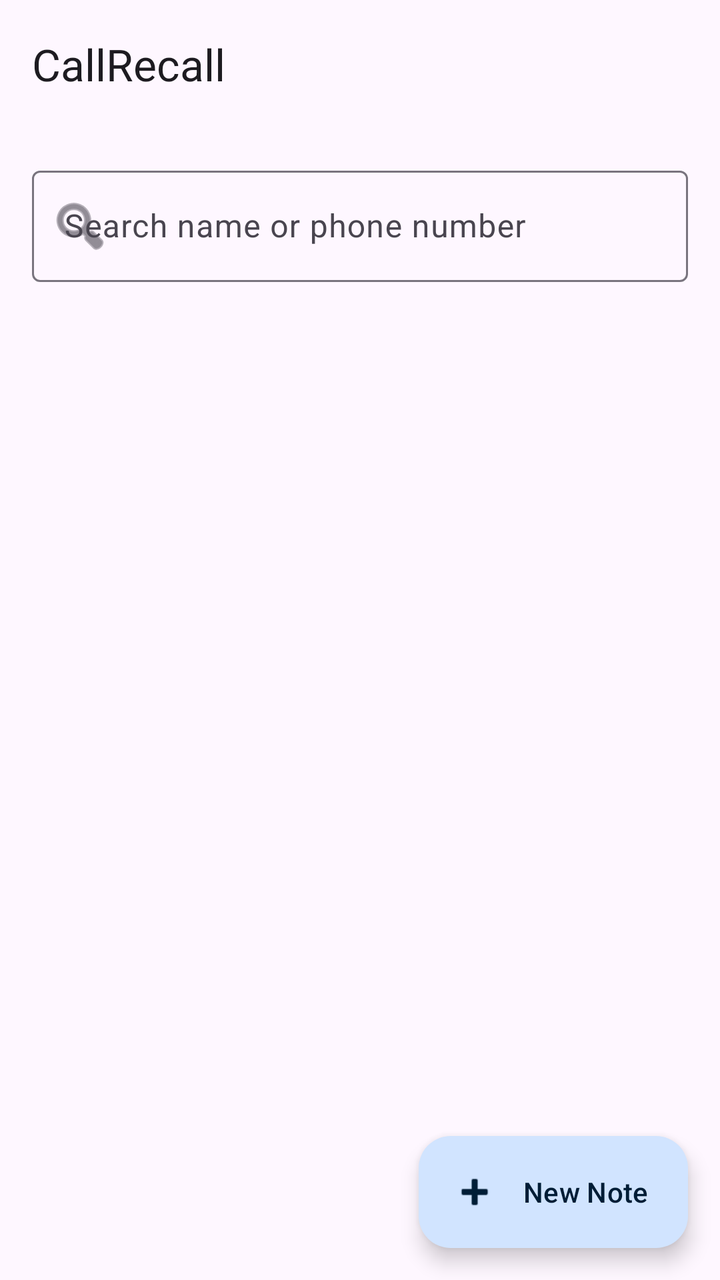
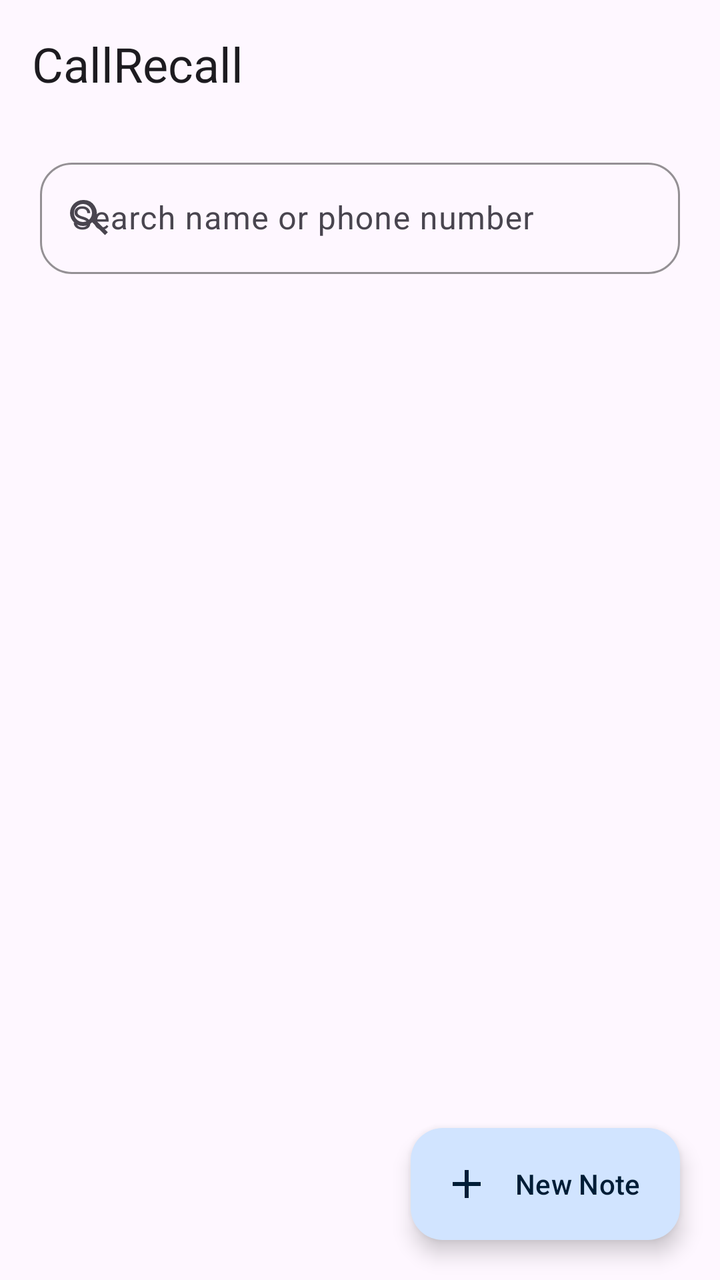

Two renders of the same Android screen: before a commit and after it. Below are the layout's source before the change and the commit's diff.
<!-- AndroidManifest.xml: application theme Theme.CallRecall -->
<!-- res/layout/activity_main.xml -->
<?xml version="1.0" encoding="utf-8"?>
<androidx.coordinatorlayout.widget.CoordinatorLayout xmlns:android="http://schemas.android.com/apk/res/android"
    xmlns:app="http://schemas.android.com/apk/res-auto"
    android:layout_width="match_parent"
    android:layout_height="match_parent">

    <com.google.android.material.appbar.AppBarLayout
        android:layout_width="match_parent"
        android:layout_height="wrap_content">

        <com.google.android.material.appbar.MaterialToolbar
            android:id="@+id/toolbar"
            android:layout_width="match_parent"
            android:layout_height="?attr/actionBarSize"
            app:title="@string/app_name" />

    </com.google.android.material.appbar.AppBarLayout>

    <LinearLayout
        android:layout_width="match_parent"
        android:layout_height="match_parent"
        android:orientation="vertical"
        android:padding="16dp"
        app:layout_behavior="@string/appbar_scrolling_view_behavior">

        <com.google.android.material.textfield.TextInputLayout
            android:layout_width="match_parent"
            android:layout_height="wrap_content"
            android:hint="@string/search_hint"
            app:startIconDrawable="@android:drawable/ic_menu_search">

            <com.google.android.material.textfield.TextInputEditText
                android:id="@+id/editSearch"
                android:layout_width="match_parent"
                android:layout_height="wrap_content"
                android:imeOptions="actionSearch"
                android:inputType="text"
                android:maxLines="1" />

        </com.google.android.material.textfield.TextInputLayout>

        <FrameLayout
            android:layout_width="match_parent"
            android:layout_height="0dp"
            android:layout_marginTop="12dp"
            android:layout_weight="1">

            <androidx.recyclerview.widget.RecyclerView
                android:id="@+id/recyclerNotes"
                android:layout_width="match_parent"
                android:layout_height="match_parent"
                android:clipToPadding="false"
                android:paddingBottom="80dp" />

            <TextView
                android:id="@+id/textEmpty"
                android:layout_width="wrap_content"
                android:layout_height="wrap_content"
                android:layout_gravity="center"
                android:text="@string/no_notes"
                android:textAppearance="?attr/textAppearanceBodyLarge"
                android:visibility="gone" />

        </FrameLayout>

    </LinearLayout>

    <com.google.android.material.floatingactionbutton.ExtendedFloatingActionButton
        android:id="@+id/fabNewNote"
        android:layout_width="wrap_content"
        android:layout_height="wrap_content"
        android:layout_gravity="bottom|end"
        android:layout_margin="16dp"
        android:text="@string/new_note"
        app:icon="@android:drawable/ic_input_add" />

</androidx.coordinatorlayout.widget.CoordinatorLayout>
<!-- resources referenced by this layout -->
<resources>
  <string name="app_name">CallRecall</string>
  <string name="new_note">New Note</string>
  <string name="no_notes">No notes yet. Tap + New Note to create one.</string>
  <string name="search_hint">Search name or phone number</string>
  <style name="Theme.CallRecall" parent="Theme.Material3.DayNight.NoActionBar">
          <item name="colorPrimary">@color/primary</item>
          <item name="colorOnPrimary">@color/on_primary</item>
          <item name="colorPrimaryContainer">@color/primary_container</item>
          <item name="colorOnPrimaryContainer">@color/on_primary_container</item>
      </style>
  <color name="primary">#1565C0</color>
  <color name="on_primary">#FFFFFF</color>
  <color name="primary_container">#D1E4FF</color>
  <color name="on_primary_container">#001D36</color>
</resources>

<!-- the commit's change to res/layout/activity_main.xml (unified diff, before → after) -->
@@ -5,6 +5,8 @@
     android:layout_height="match_parent">
 
     <com.google.android.material.appbar.AppBarLayout
+        android:background="?attr/colorSurface"
+        app:elevation="0dp"
         android:layout_width="match_parent"
         android:layout_height="wrap_content">
 
@@ -12,6 +14,8 @@
             android:id="@+id/toolbar"
             android:layout_width="match_parent"
             android:layout_height="?attr/actionBarSize"
+            android:background="?attr/colorSurface"
+            app:titleTextAppearance="?attr/textAppearanceHeadlineSmall"
             app:title="@string/app_name" />
 
     </com.google.android.material.appbar.AppBarLayout>
@@ -20,14 +24,17 @@
         android:layout_width="match_parent"
         android:layout_height="match_parent"
         android:orientation="vertical"
-        android:padding="16dp"
+        android:paddingStart="20dp"
+        android:paddingEnd="20dp"
+        android:paddingTop="12dp"
         app:layout_behavior="@string/appbar_scrolling_view_behavior">
 
         <com.google.android.material.textfield.TextInputLayout
+            style="@style/Widget.CallRecall.Input"
             android:layout_width="match_parent"
             android:layout_height="wrap_content"
             android:hint="@string/search_hint"
-            app:startIconDrawable="@android:drawable/ic_menu_search">
+            app:startIconDrawable="@drawable/ic_search">
 
             <com.google.android.material.textfield.TextInputEditText
                 android:id="@+id/editSearch"
@@ -39,10 +46,19 @@
 
         </com.google.android.material.textfield.TextInputLayout>
 
+        <com.google.android.material.button.MaterialButton
+            android:id="@+id/buttonEnableCalls"
+            style="?attr/materialButtonOutlinedStyle"
+            android:layout_width="match_parent"
+            android:layout_height="wrap_content"
+            android:layout_marginTop="12dp"
+            android:text="@string/enable_call_bubble"
+            android:visibility="gone" />
+
         <FrameLayout
             android:layout_width="match_parent"
             android:layout_height="0dp"
-            android:layout_marginTop="12dp"
+            android:layout_marginTop="20dp"
             android:layout_weight="1">
 
             <androidx.recyclerview.widget.RecyclerView
@@ -58,6 +74,9 @@
                 android:layout_height="wrap_content"
                 android:layout_gravity="center"
                 android:text="@string/no_notes"
+                android:padding="24dp"
+                android:gravity="center"
+                android:textColor="?attr/colorOnSurfaceVariant"
                 android:textAppearance="?attr/textAppearanceBodyLarge"
                 android:visibility="gone" />
 
@@ -70,8 +89,8 @@
         android:layout_width="wrap_content"
         android:layout_height="wrap_content"
         android:layout_gravity="bottom|end"
-        android:layout_margin="16dp"
+        android:layout_margin="20dp"
         android:text="@string/new_note"
-        app:icon="@android:drawable/ic_input_add" />
+        app:icon="@drawable/ic_add" />
 
 </androidx.coordinatorlayout.widget.CoordinatorLayout>
<!-- resource entries referenced after the edit -->
@@ -1,10 +1,24 @@
 <!-- resources referenced by this layout -->
 <resources>
+  <!-- drawable ic_add (drawable) -->
+  <vector xmlns:android="http://schemas.android.com/apk/res/android" android:width="24dp" android:height="24dp" android:viewportWidth="24" android:viewportHeight="24"><path android:fillColor="#FF000000" android:pathData="M11,5h2v6h6v2h-6v6h-2v-6H5v-2h6z" /></vector>
+  <!-- drawable ic_search (drawable) -->
+  <vector xmlns:android="http://schemas.android.com/apk/res/android" android:width="24dp" android:height="24dp" android:viewportWidth="24" android:viewportHeight="24"><path android:fillColor="#FF000000" android:pathData="M9.5,3a6.5,6.5 0,1 0,0 13a6.5,6.5 0,0 0,4.57 -1.87L20.49,20.55 21.9,19.14 15.5,12.73A6.5,6.5 0,0 0,9.5 3M9.5,5a4.5,4.5 0,1 1,0 9a4.5,4.5 0,0 1,0 -9" /></vector>
   <string name="app_name">CallRecall</string>
+  <string name="enable_call_bubble">Enable call bubble · permissions needed</string>
   <string name="new_note">New Note</string>
   <string name="no_notes">No notes yet. Tap + New Note to create one.</string>
   <string name="search_hint">Search name or phone number</string>
+  <style name="Widget.CallRecall.Input" parent="Widget.Material3.TextInputLayout.OutlinedBox">
+          <item name="boxCornerRadiusTopStart">16dp</item>
+          <item name="boxCornerRadiusTopEnd">16dp</item>
+          <item name="boxCornerRadiusBottomStart">16dp</item>
+          <item name="boxCornerRadiusBottomEnd">16dp</item>
+          <item name="boxStrokeColor">?attr/colorOutline</item>
+          <item name="boxBackgroundColor">?attr/colorSurface</item>
+      </style>
   <style name="Theme.CallRecall" parent="Theme.Material3.DayNight.NoActionBar">
+          <item name="android:windowBackground">?attr/colorSurface</item>
           <item name="colorPrimary">@color/primary</item>
           <item name="colorOnPrimary">@color/on_primary</item>
           <item name="colorPrimaryContainer">@color/primary_container</item>
